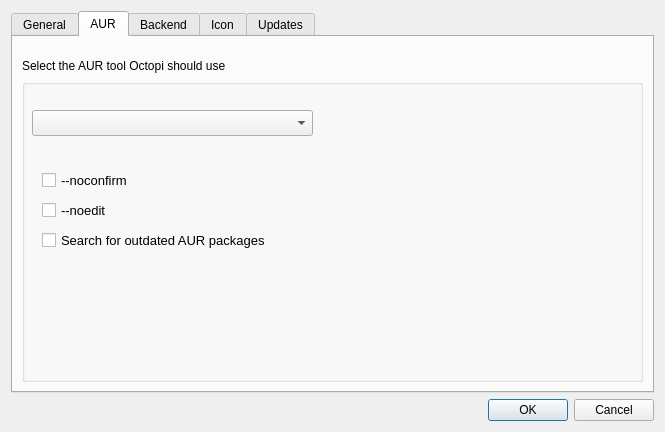
This is ui/optionsdialog.ui in aarnt/octopi as Qt 5 draws it before an edit. The edited form follows.
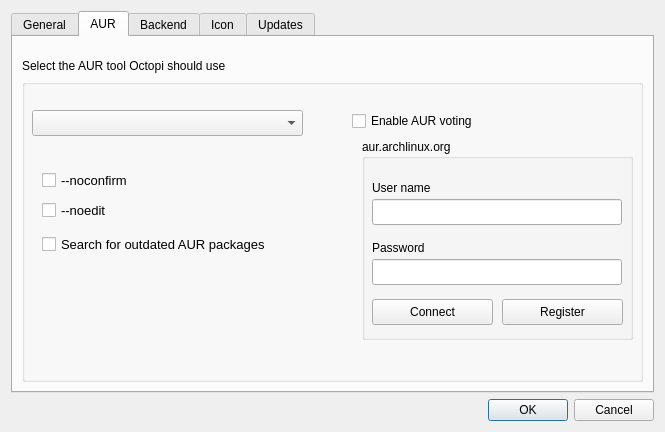
This is the edited form. The open tabs and pages were chosen to show the change.

Commit message: - Added option to vote/unvote in AUR packages using aur.archlinux.org login.

```diff
--- a/ui/optionsdialog.ui
+++ b/ui/optionsdialog.ui
@@ -198,8 +198,8 @@
              <rect>
               <x>20</x>
               <y>150</y>
-              <width>571</width>
-              <height>23</height>
+              <width>301</width>
+              <height>31</height>
              </rect>
             </property>
             <property name="font">
@@ -216,11 +216,109 @@
              <rect>
               <x>10</x>
               <y>31</y>
-              <width>281</width>
+              <width>271</width>
               <height>26</height>
              </rect>
             </property>
            </widget>
+           <widget class="QGroupBox" name="gbAURVoting">
+            <property name="geometry">
+             <rect>
+              <x>340</x>
+              <y>60</y>
+              <width>271</width>
+              <height>201</height>
+             </rect>
+            </property>
+            <property name="title">
+             <string notr="true">aur.archlinux.org</string>
+            </property>
+            <widget class="QLineEdit" name="leAurUserName">
+             <property name="geometry">
+              <rect>
+               <x>10</x>
+               <y>60</y>
+               <width>250</width>
+               <height>26</height>
+              </rect>
+             </property>
+            </widget>
+            <widget class="QLineEdit" name="leAurPassword">
+             <property name="geometry">
+              <rect>
+               <x>10</x>
+               <y>120</y>
+               <width>250</width>
+               <height>26</height>
+              </rect>
+             </property>
+            </widget>
+            <widget class="QLabel" name="lblAurUserName">
+             <property name="geometry">
+              <rect>
+               <x>10</x>
+               <y>40</y>
+               <width>221</width>
+               <height>18</height>
+              </rect>
+             </property>
+             <property name="text">
+              <string>User name</string>
+             </property>
+            </widget>
+            <widget class="QLabel" name="lblAurPassword">
+             <property name="geometry">
+              <rect>
+               <x>10</x>
+               <y>100</y>
+               <width>221</width>
+               <height>18</height>
+              </rect>
+             </property>
+             <property name="text">
+              <string>Password</string>
+             </property>
+            </widget>
+            <widget class="QPushButton" name="bRegister">
+             <property name="geometry">
+              <rect>
+               <x>140</x>
+               <y>160</y>
+               <width>121</width>
+               <height>26</height>
+              </rect>
+             </property>
+             <property name="text">
+              <string>Register</string>
+             </property>
+            </widget>
+            <widget class="QPushButton" name="bConnect">
+             <property name="geometry">
+              <rect>
+               <x>10</x>
+               <y>160</y>
+               <width>121</width>
+               <height>26</height>
+              </rect>
+             </property>
+             <property name="text">
+              <string>Connect</string>
+             </property>
+            </widget>
+           </widget>
+           <widget class="QCheckBox" name="cbEnableAURVoting">
+            <property name="geometry">
+             <rect>
+              <x>330</x>
+              <y>30</y>
+              <width>261</width>
+              <height>24</height>
+             </rect>
+            </property>
+            <property name="text">
+             <string>Enable AUR voting</string>
+            </property>
+           </widget>
           </widget>
          </item>
         </layout>
```
Left out of the diff: 25 changed lines with no effect on the pictures. The commit also changes 23 other files.
